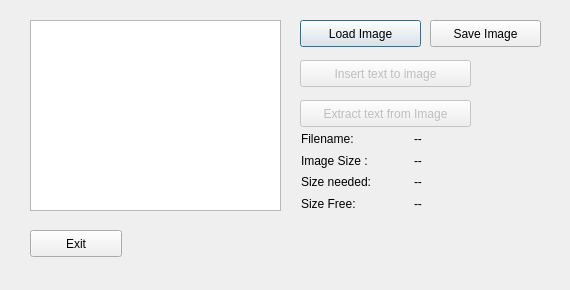
First picture: the form in MainDlg.ui, repository sicus/PictureDataInclusion, before the edit.
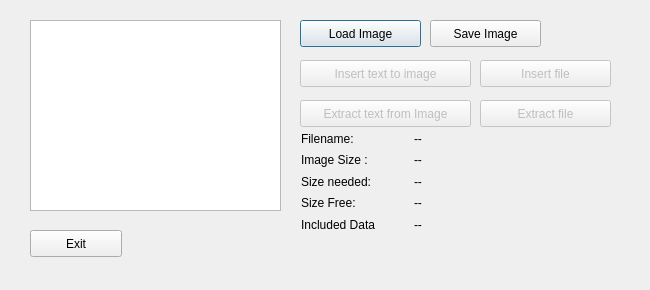
Second picture: the form after the edit.

Commit message: protokol version 2 (text und binary files) eingeführt kompatiblität zur version 1 eingebaut speichern von binary files geht bereits

Patch:
```diff
--- a/MainDlg.ui
+++ b/MainDlg.ui
@@ -6,19 +6,19 @@
    <rect>
     <x>0</x>
     <y>0</y>
-    <width>570</width>
+    <width>650</width>
     <height>290</height>
    </rect>
   </property>
   <property name="minimumSize">
    <size>
-    <width>570</width>
+    <width>650</width>
     <height>290</height>
    </size>
   </property>
   <property name="maximumSize">
    <size>
-    <width>570</width>
+    <width>650</width>
     <height>290</height>
    </size>
   </property>
@@ -106,13 +106,13 @@
     <string>Save Image</string>
    </property>
   </widget>
-  <widget class="QWidget" name="">
+  <widget class="QWidget" name="layoutWidget">
    <property name="geometry">
     <rect>
      <x>301</x>
      <y>131</y>
      <width>111</width>
-     <height>80</height>
+     <height>101</height>
     </rect>
    </property>
    <layout class="QVBoxLayout" name="verticalLayout_2">
@@ -144,15 +144,22 @@
       </property>
      </widget>
     </item>
+    <item>
+     <widget class="QLabel" name="label_5">
+      <property name="text">
+       <string>Included Data</string>
+      </property>
+     </widget>
+    </item>
    </layout>
   </widget>
-  <widget class="QWidget" name="">
+  <widget class="QWidget" name="layoutWidget">
    <property name="geometry">
     <rect>
      <x>414</x>
      <y>131</y>
-     <width>141</width>
-     <height>80</height>
+     <width>201</width>
+     <height>101</height>
     </rect>
    </property>
    <layout class="QVBoxLayout" name="verticalLayout">
@@ -187,8 +194,47 @@
       </property>
      </widget>
     </item>
+    <item>
+     <widget class="QLabel" name="includedData">
+      <property name="text">
+       <string>--</string>
+      </property>
+     </widget>
+    </item>
    </layout>
   </widget>
+  <widget class="QPushButton" name="insertFileBtn">
+   <property name="enabled">
+    <bool>false</bool>
+   </property>
+   <property name="geometry">
+    <rect>
+     <x>480</x>
+     <y>60</y>
+     <width>131</width>
+     <height>27</height>
+    </rect>
+   </property>
+   <property name="text">
+    <string>Insert file</string>
+   </property>
+  </widget>
+  <widget class="QPushButton" name="extractFileBtn">
+   <property name="enabled">
+    <bool>false</bool>
+   </property>
+   <property name="geometry">
+    <rect>
+     <x>480</x>
+     <y>100</y>
+     <width>131</width>
+     <height>27</height>
+    </rect>
+   </property>
+   <property name="text">
+    <string>Extract file</string>
+   </property>
+  </widget>
  </widget>
  <resources/>
  <connections>
```
The commit also changes 2 other files.
